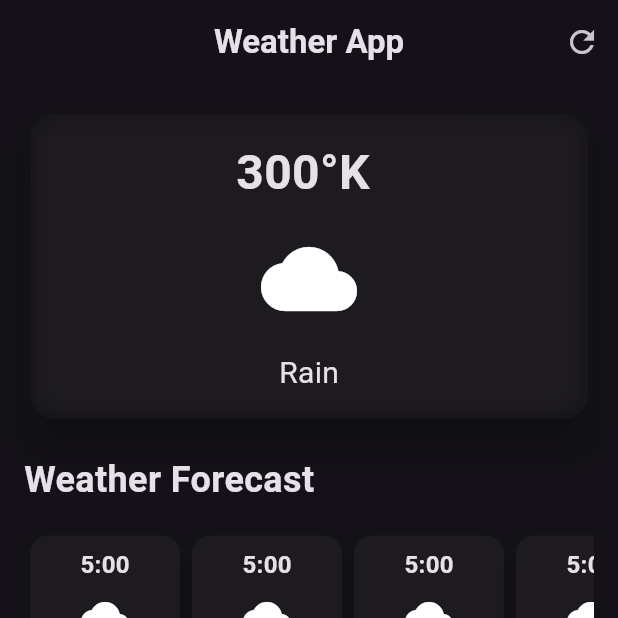
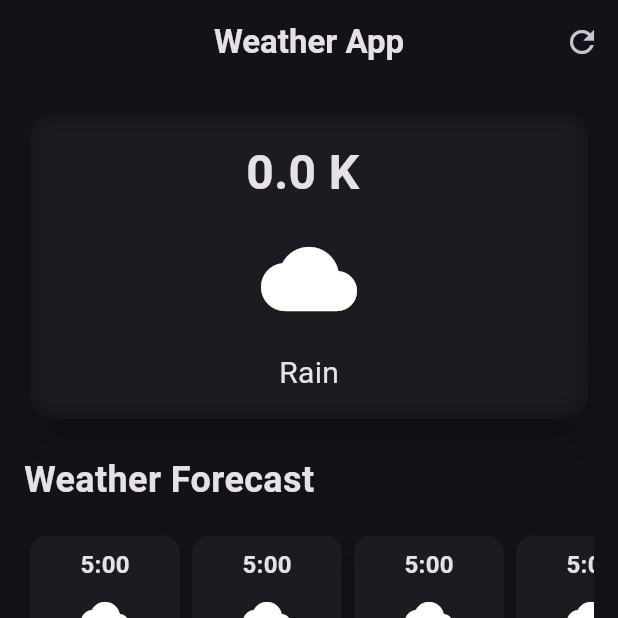
Before and after one commit to Shayan7Khan/Weather-App, a Flutter app: the screen it shows after launch, after a tap on the "refresh" icon, on a phone screen of 412 x 824 dp, the top half of it. Run offline on Flutter 3.47's test engine with Material 3 defaults, Android fonts, the phone set to English and light mode, and no system bars; network calls fail.

Commit message:
commit from pc

```diff
--- a/weather_app/lib/weather_screen.dart
+++ b/weather_app/lib/weather_screen.dart
@@ -1,3 +1,4 @@
+import 'dart:convert';
 import 'dart:ui';
 import 'package:flutter/material.dart';
 import 'package:weather_app/additional_info_item.dart';
@@ -13,6 +14,9 @@ class WeatherScreen extends StatefulWidget {
 }
 
 class _WeatherScreenState extends State<WeatherScreen> {
+  //we are using late because we are assigning the value to this variable late
+  double temp = 0;
+
   @override
   void initState() {
     super.initState();
@@ -20,15 +24,28 @@ class _WeatherScreenState extends State<WeatherScreen> {
   }
 
   Future getCurrentWeather() async {
+    try {
       //the cityname was in the api but we got it out in separate variable to clear my concept
       String cityName = 'London';
       //Uri stands for "uniform resource identifier" and URL stands for "Unified Resource Locater"
       final res = await http.get(
         Uri.parse(
-        'https://api.openweathermap.org/data/2.5/weather?q=$cityName&APPID=$openWeatherApiKey',
+          'https://api.openweathermap.org/data/2.5/forecast?q=$cityName&APPID=$openWeatherApiKey',
         ),
       );
-    print(res);
+      //jsonDecode converts the data from api into list/maps which we can use to show and res.body mean accessing just the data present in the body of the api not the header and anything else.
+      final data = jsonDecode(res.body);
+
+      if (data['cod'] != '200') {
+        throw 'An unexpected error occurred';
+      }
+
+      setState(() {
+        temp = (data['list'][0]['main']['temp']);
+      });
+    } catch (e) {
+      throw e.toString();
+    }
   }
 
   @override
@@ -42,9 +59,7 @@ class _WeatherScreenState extends State<WeatherScreen> {
         ),
         actions: [
           IconButton(
-            onPressed: () {
-              print('refresh');
-            },
+            onPressed: () {},
             icon: const Icon(Icons.refresh),
           ),
         ],
@@ -68,28 +83,28 @@ class _WeatherScreenState extends State<WeatherScreen> {
                   child: BackdropFilter(
                     //blurs the background
                     filter: ImageFilter.blur(sigmaX: 8, sigmaY: 8),
-                    child: const Padding(
-                      padding: EdgeInsets.all(16.0),
+                    child: Padding(
+                      padding: const EdgeInsets.all(16.0),
                       child: Column(
                         children: [
                           Text(
-                            '300°K ',
-                            style: TextStyle(
+                            '$temp K ',
+                            style: const TextStyle(
                               fontSize: 32,
                               fontWeight: FontWeight.bold,
                             ),
                           ),
-                          SizedBox(
+                          const SizedBox(
                             height: 16,
                           ),
-                          Icon(
+                          const Icon(
                             Icons.cloud,
                             size: 64,
                           ),
-                          SizedBox(
+                          const SizedBox(
                             height: 16,
                           ),
-                          Text(
+                          const Text(
                             'Rain',
                             style: TextStyle(fontSize: 20),
                           ),
```
Lines whose indentation alone changed are shown as unchanged.
